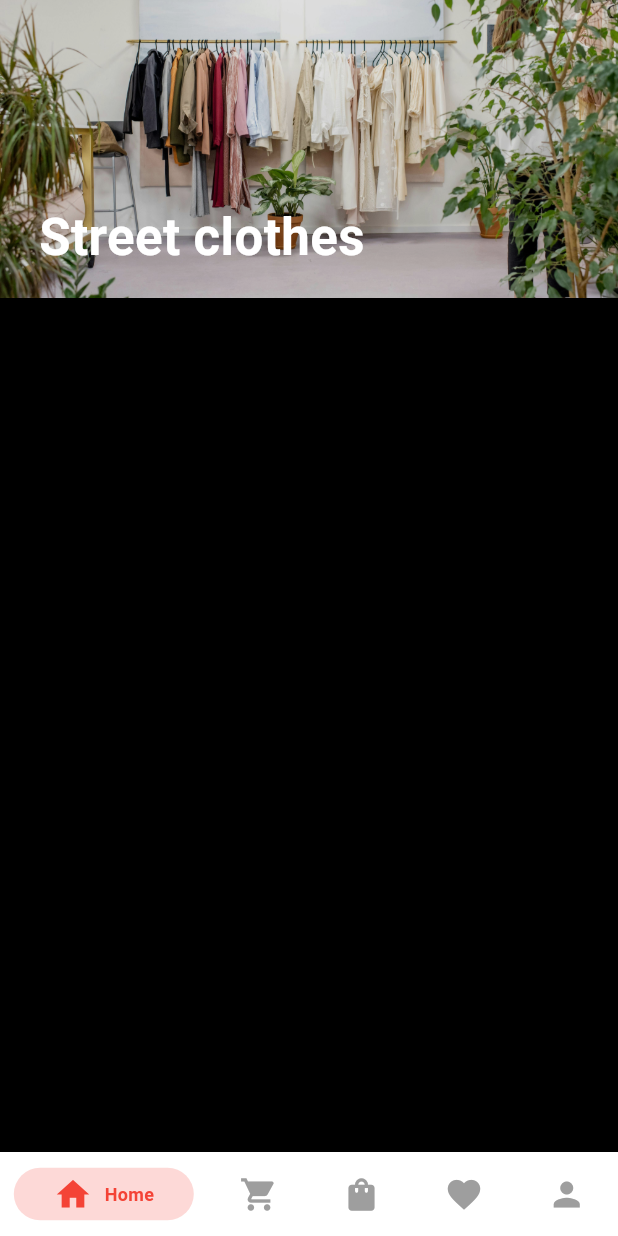
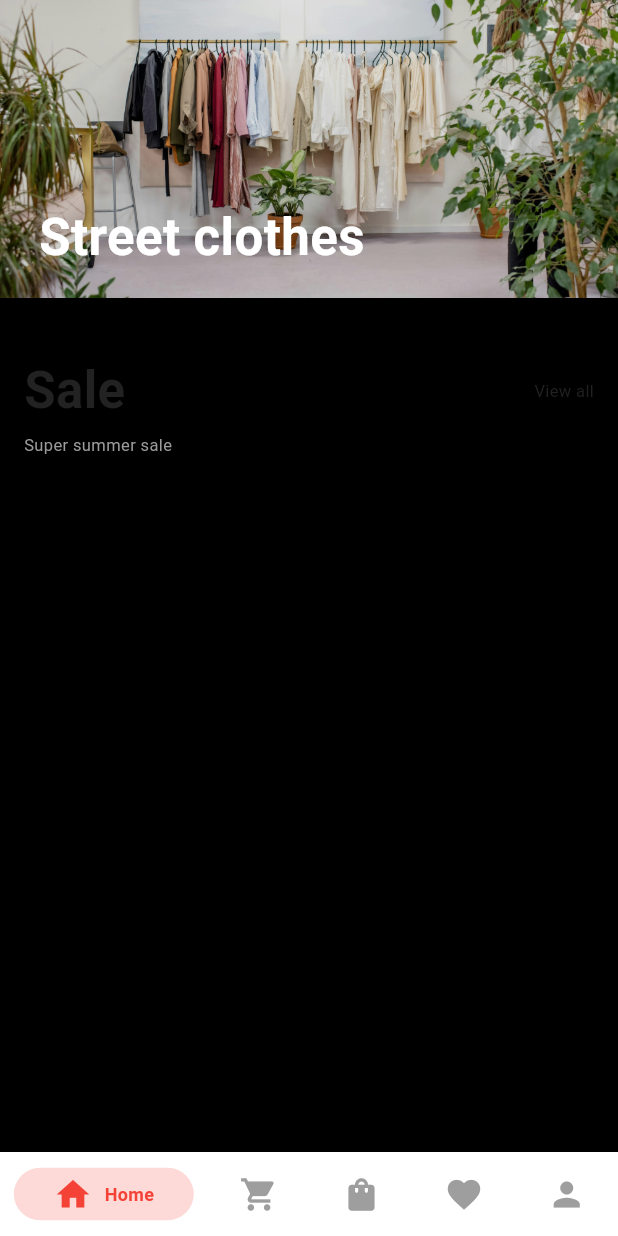
Before and after one commit to Abdelfatah-Darwish/Flutter-Ecommerce-App, a Flutter app: the screen it shows after launch, on a phone screen of 412 x 824 dp. Run offline on Flutter 3.47's test engine with Material 3 defaults, Android fonts, the phone set to English and light mode, and no system bars; drawn by our look-alikes of persistent_bottom_nav_bar; Roboto replaces fonts that are missing (Metropolis).

Commit message:
adding text styles & create row text in home page

```diff
--- a/lib/utilities/styles.dart
+++ b/lib/utilities/styles.dart
@@ -1,11 +1,62 @@
 import 'package:flutter/material.dart';
 
 abstract class Styles {
-  static TextStyle headline = const TextStyle(
+  static TextStyle textStyle_34Black = const TextStyle(
     fontFamily: 'Metropolis',
-    fontWeight: FontWeight.w700,
+    fontWeight: FontWeight.bold,
     fontSize: 34,
-    height: 1, // This is equivalent to 34 px line height
     color: Color(0xFF222222),
   );
+
+  static TextStyle textStyle_34White = const TextStyle(
+    fontFamily: 'Metropolis',
+    fontWeight: FontWeight.bold,
+    fontSize: 34,
+    color: Color(0xFFFFFFFF),
+  );
+
+  static TextStyle textStyle_11Black = const TextStyle(
+    fontFamily: 'Metropolis',
+    fontWeight: FontWeight.normal,
+    fontSize: 11,
+    color: Color(0xFF222222),
+  );
+
+  static TextStyle textStyle_11Gray = const TextStyle(
+    fontFamily: 'Metropolis',
+    fontWeight: FontWeight.normal,
+    fontSize: 11,
+    color: Color(0xFF9B9B9B),
+  );
+
+  static TextStyle textStyle_16 = const TextStyle(
+    fontFamily: 'Metropolis',
+    fontWeight: FontWeight.w600,
+    fontSize: 16,
+    color: Color(0xFF222222),
+  );
+
+//number styles.
+  static TextStyle numberStyle_11 = const TextStyle(
+    fontFamily: 'Metropolis',
+    fontWeight: FontWeight.w600,
+
+    /// Semi-bold.
+    fontSize: 11,
+    color: Color(0xFFFFFFFF),
+  );
+
+  static TextStyle numberStyle_10 = const TextStyle(
+    fontFamily: 'Metropolis',
+    fontWeight: FontWeight.normal,
+    fontSize: 10,
+    color: Color(0xFF9B9B9B),
+  );
+
+  static TextStyle numberStyle_14 = const TextStyle(
+    fontFamily: 'Metropolis',
+    fontWeight: FontWeight.w500,
+    fontSize: 14,
+    color: Color(0xFFDB3022),
+  );
 }
--- a/lib/views/pages/home_page.dart
+++ b/lib/views/pages/home_page.dart
@@ -1,5 +1,8 @@
+import 'package:e_commerce_app/utilities/styles.dart';
 import 'package:e_commerce_app/views/widgets/image_with_text.dart';
 import 'package:flutter/material.dart';
+import 'package:flutter/rendering.dart';
+import 'package:flutter/widgets.dart';
 
 class HomePage extends StatefulWidget {
   const HomePage({super.key});
@@ -14,7 +17,46 @@ class _HomePageState extends State<HomePage> {
     return const Column(
       children: [
         ImageWithText(),
+        SizedBox(height: 37),
+        TextRow(),
       ],
     );
   }
 }
+
+class TextRow extends StatelessWidget {
+  const TextRow({super.key});
+
+  @override
+  Widget build(BuildContext context) {
+    return Padding(
+      padding: const EdgeInsets.symmetric(horizontal: 16),
+      child: Column(
+        crossAxisAlignment: CrossAxisAlignment.start,
+        children: [
+          Row(
+            mainAxisAlignment: MainAxisAlignment.spaceBetween,
+            children: [
+              Text(
+                'Sale',
+                style: Styles.textStyle_34Black,
+              ),
+              InkWell(
+                onTap: () {},
+                child: Text(
+                  'View all',
+                  style: Styles.textStyle_11Black,
+                ),
+              ),
+            ],
+          ),
+          const SizedBox(height: 4),
+          Text(
+            'Super summer sale',
+            style: Styles.textStyle_11Gray,
+          ),
+        ],
+      ),
+    );
+  }
+}
--- a/lib/views/widgets/auth_header.dart
+++ b/lib/views/widgets/auth_header.dart
@@ -11,7 +11,7 @@ class AuthHeader extends StatelessWidget {
       alignment: Alignment.centerLeft,
       child: Text(
         title,
-        style: Styles.headline,
+        style: Styles.textStyle_34Black,
       ),
     );
   }
--- a/lib/views/widgets/image_with_text.dart
+++ b/lib/views/widgets/image_with_text.dart
@@ -1,3 +1,4 @@
+import 'package:e_commerce_app/utilities/styles.dart';
 import 'package:flutter/material.dart';
 
 class ImageWithText extends StatelessWidget {
@@ -29,16 +30,12 @@ class ImageWithText extends StatelessWidget {
           color: Colors.black.withOpacity(0.12),
         ),
 
-        const Positioned(
+        Positioned(
           bottom: 16, // Adjust as necessary
           left: 26, // Adjust as necessary
           child: Text(
             'Street clothes',
-            style: TextStyle(
-              color: Colors.white,
-              fontSize: 34,
-              fontWeight: FontWeight.bold,
-            ),
+            style: Styles.textStyle_34White,
           ),
         ),
       ],
```
